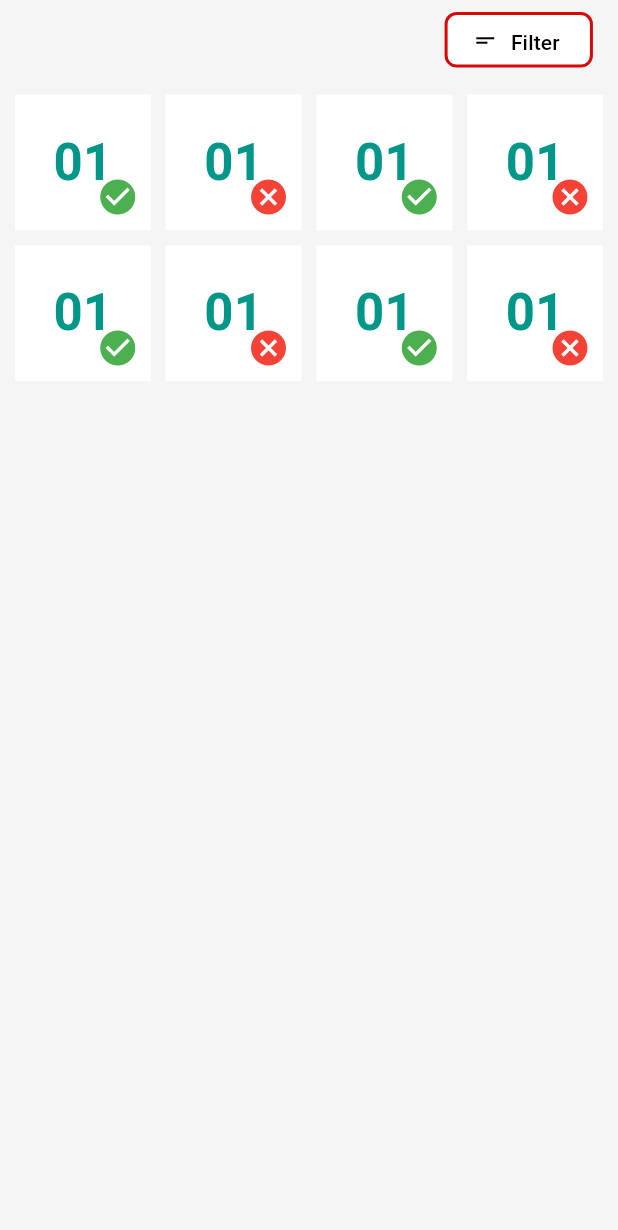
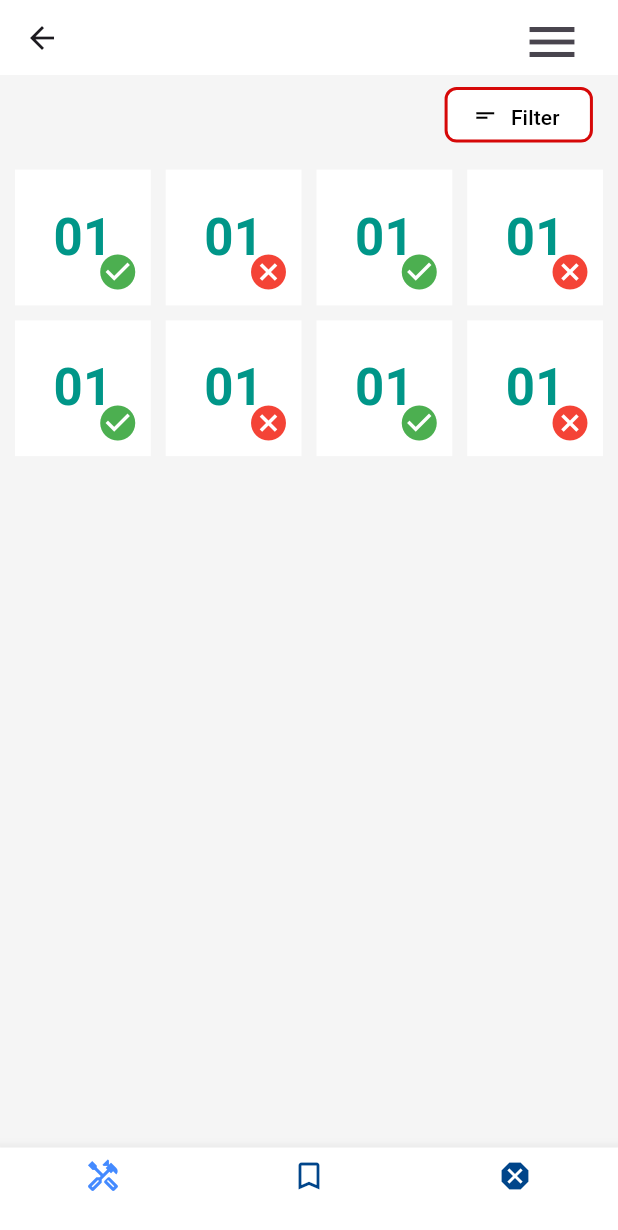
Before and after one commit to bharathkrdude/surabhi, a Flutter app: the screen it shows after launch, after a tap on "login", on a phone screen of 412 x 824 dp. Shown: the top 1230 px of the screen. Run offline on Flutter 3.47's test engine with Material 3 defaults, Android fonts, the phone set to English and light mode, and no system bars.

Commit message:
botttom navigation updated menu

```diff
--- a/lib/main.dart
+++ b/lib/main.dart
@@ -11,6 +11,7 @@ class MyApp extends StatelessWidget {
   @override
   Widget build(BuildContext context) {
     return MaterialApp(
+      debugShowCheckedModeBanner: false,
       title: 'Flutter Demo',
       theme: ThemeData(
 
@@ -18,7 +19,7 @@ class MyApp extends StatelessWidget {
         colorScheme: ColorScheme.fromSeed(seedColor: Colors.deepPurple),
         useMaterial3: true,
       ),
-      home:  SplashScreen()
+      home:  const SplashScreen()
     );
   }
 }
--- a/lib/view/screens/bookscreen/screen_maintain.dart
+++ b/lib/view/screens/bookscreen/screen_maintain.dart
@@ -17,9 +17,9 @@ class ScreenMaintain extends StatelessWidget {
               Row(
                 children: [
                   SizedBox(width: MediaQuery.of(context).size.width * 0.7),
-                  Padding(
-                    padding: const EdgeInsets.all(8.0),
-                    child: const TextButtonWidget(),
+                  const Padding(
+                    padding: EdgeInsets.all(8.0),
+                    child: TextButtonWidget(),
                   ),
                 ],
               ),
@@ -27,7 +27,7 @@ class ScreenMaintain extends StatelessWidget {
               GridView.count(
                 crossAxisCount: 4, // 4 items per row
                 shrinkWrap: true, // Makes the GridView take only necessary space
-                physics: NeverScrollableScrollPhysics(), // Prevent GridView scrolling inside SingleChildScrollView
+                physics: const NeverScrollableScrollPhysics(), // Prevent GridView scrolling inside SingleChildScrollView
                 crossAxisSpacing: 10, // Space between columns
                 mainAxisSpacing: 10, // Space between rows
                 padding: const EdgeInsets.all(10), // Padding around the GridView
@@ -52,12 +52,14 @@ class CustomContainerWithMark extends StatelessWidget {
   @override
   Widget build(BuildContext context) {
     return Container(
-      height: MediaQuery.of(context).size.height * 0.13,
+
+      height: MediaQuery.of(context).size.height * 0.2,
       width: MediaQuery.of(context).size.width * 0.28,
       color: Colors.white,
       child: Stack(
         children: [
-          Center(
+          const Align(
+            alignment: Alignment.center,
             child: Text(
               "01", // You can replace this with dynamic content
               style: TextStyle(
@@ -67,6 +69,7 @@ class CustomContainerWithMark extends StatelessWidget {
               ),
             ),
           ),
+
           // Positioned Icon in the bottom-right corner
           Align(
             alignment: Alignment.bottomRight, // Aligns the icon to the bottom-right corner
--- /dev/null
+++ b/lib/view/screens/botttomnavigation/bottom_navigation_widget.dart
@@ -0,0 +1,143 @@
+import 'package:flutter/material.dart';
+import 'package:surabhi/constants/colors.dart';
+import 'package:surabhi/view/screens/bookscreen/screen_maintain.dart';
+import 'package:surabhi/view/screens/botttomnavigation/constants.dart';
+import 'package:surabhi/view/screens/login/login_screen.dart';
+
+class BottomNavigationWidget extends StatefulWidget {
+  const BottomNavigationWidget({super.key});
+
+  @override
+  _BottomNavigationWidgetState createState() => _BottomNavigationWidgetState();
+}
+
+class _BottomNavigationWidgetState extends State<BottomNavigationWidget> {
+  int _currentIndex = 0;
+
+  final List<Widget> _screens = [
+   ScreenMaintain(),
+    LoginScreen(),
+     ScreenMaintain(),
+  ];
+
+  void _onTabTapped(int index) {
+    setState(() {
+      _currentIndex = index;
+    });
+  }
+
+  @override
+  Widget build(BuildContext context) {
+    return Scaffold(
+      backgroundColor: backgroundColorgrey,
+      appBar: AppBar(
+        surfaceTintColor: Colors.white,
+        backgroundColor: white,
+
+        toolbarHeight: 50, // Increased toolbar height
+
+        actions: [
+          Builder(
+            builder: (context) => Padding(
+              padding: const EdgeInsets.only(right: 16.0), // Adjusted padding for menu
+              child: IconButton(
+                iconSize: 40, // Increased icon size
+                icon: const Icon(Icons.menu),
+                onPressed: () {
+                  Scaffold.of(context).openEndDrawer();
+                },
+              ),
+            ),
+          ),
+        ],
+      ),
+      endDrawer: Drawer( width: MediaQuery.of(context).size.width * 0.6,
+        surfaceTintColor: white,
+        backgroundColor: backgroundColorWhite,
+        child: SizedBox(
+          width: MediaQuery.of(context).size.width * 0.5,
+          child: Column(
+            children: <Widget>[
+               DrawerHeader(
+                decoration: BoxDecoration(
+                  color: backgroundColorWhite,
+                ),
+                child: Container(
+                  child: Image.asset("assets/images/large-removebg-preview.png"),
+                ),
+              ),
+              ListTile(
+                leading: const Icon(Icons.home,color: primaryButton,size: 26,),
+                title: const Text('Home',style: TextStyles.drawerText,),
+                onTap: () {
+                  Navigator.pop(context);
+                  setState(() {
+                    _currentIndex = 0;
+                  });
+                },
+              ),
+              ListTile(
+                leading: const Icon(Icons.search,color: primaryButton,size: 26,),
+                title: const Text('Search',style: TextStyles.drawerText,),
+                onTap: () {
+                  Navigator.pop(context);
+                  setState(() {
+                    _currentIndex = 1;
+                  });
+                },
+              ),
+              ListTile(
+                leading: const Icon(Icons.notifications,color: primaryButton,size: 26,),
+                title: const Text('Notifications',style: TextStyles.drawerText,),
+                onTap: () {
+                  Navigator.pop(context);
+                  setState(() {
+                    _currentIndex = 2;
+                  });
+                },
+              ),
+              ListTile(
+                leading: const Icon(Icons.person,color: primaryButton,size: 26,),
+                title: const Text('Profile',style: TextStyles.drawerText,),
+                onTap: () {
+                  Navigator.pop(context);
+                  setState(() {
+                    _currentIndex = 3;
+                  });
+                },
+              ),
+            ],
+          ),
+        ),
+      ),
+      body: IndexedStack(
+        index: _currentIndex,
+        children: _screens,
+      ),
+      bottomNavigationBar: BottomNavigationBar(
+        currentIndex: _currentIndex,
+        onTap: _onTabTapped,
+        unselectedItemColor: primaryButton,
+        unselectedIconTheme: const IconThemeData(color: primaryButton),
+        backgroundColor: backgroundColorWhite,
+        type: BottomNavigationBarType.fixed,
+        fixedColor: Colors.blueAccent,
+        items: const [
+          BottomNavigationBarItem(
+            icon: Icon(Icons.handyman_outlined),
+            label: '',
+          ),
+          BottomNavigationBarItem(
+            icon: Icon(Icons.bookmark_border_outlined),
+            label: '',
+          ),
+
+          BottomNavigationBarItem(
+            icon: Icon(Icons.dangerous),
+            label: '',
+          ),
+        ],
+      ),
+    );
+  }
+}
--- /dev/null
+++ b/lib/view/screens/botttomnavigation/constants.dart
@@ -0,0 +1,90 @@
+import 'package:flutter/material.dart';
+import 'package:surabhi/constants/colors.dart';
+
+class AppSizes {
+  // This function returns the screen width based on the context
+  static double getScreenWidth(BuildContext context) {
+    return MediaQuery.of(context).size.width;
+  }
+}
+
+const kHeight10 = SizedBox(height: 10);
+const kHeight5 = SizedBox(height: 5);
+const kHeight20 = SizedBox(height: 20);
+const kHeight25 = SizedBox(height: 25);
+
+const kHeight15 = SizedBox(height: 15);
+
+const kHeight30 = SizedBox(height: 30);
+const kHeight35 = SizedBox(height: 35);
+const kHeight40 = SizedBox(height: 40);
+const kHeight50 = SizedBox(height: 50);
+const kWidth5 = SizedBox(width: 5);
+const kWidth25 = SizedBox(width: 25);
+const kWidth10 = SizedBox(width: 10);
+const kWidth15 = SizedBox(width: 15);
+const kWidth20 = SizedBox(width: 20);
+const kWidth30 = SizedBox(width: 30);
+const kWidth40 = SizedBox(width: 40);
+const kWidth50 = SizedBox(width: 50);
+
+
+// Textstyles
+class TextStyles {
+  static const TextStyle heading1 = TextStyle(
+    fontSize: 32.0,
+    fontWeight: FontWeight.bold,
+    color: Colors.black,
+  );
+
+  static const TextStyle heading2 = TextStyle(
+    fontSize: 17.0,
+    fontWeight: FontWeight.bold,
+    color: Colors.black,
+  );
+  static const TextStyle bodyTextWhite = TextStyle(
+    fontSize: 18.0,
+    fontWeight: FontWeight.bold,
+    color: Colors.white,
+  );
+   static const TextStyle bodyTextWhite2 = TextStyle(
+    fontSize: 16.0,
+    fontWeight: FontWeight.bold,
+    color: Colors.white,
+  );
+static const TextStyle heading3 = TextStyle(
+    fontSize: 18.0,
+    fontWeight: FontWeight.bold,
+    color: Colors.black,
+
+  );
+  static const TextStyle bodyText = TextStyle(
+    fontSize: 16.0,
+    fontWeight: FontWeight.normal,
+    color: Colors.grey,
+  );
+
+  static const TextStyle hintTextStyle1 = TextStyle(
+    fontSize: 10.0,
+    fontWeight: FontWeight.w500,
+    color: Colors.grey,
+  );
+
+  // Add hint text style with grey color
+  static const TextStyle hintTextStyle2 = TextStyle(
+    fontSize: 13.0,
+    fontWeight: FontWeight.w800,
+    color: Colors.black,
+  );
+  static const TextStyle drawerText = TextStyle(
+    fontSize: 20.0,
+    fontWeight: FontWeight.w800,
+    color: primaryButton,
+  );
+  static const TextStyle bodySmall = TextStyle(
+    fontSize: 16.0,
+    fontWeight: FontWeight.normal,
+    color: Colors.black,  // Hint text color set to grey
+  );
+
+}
--- a/lib/view/screens/inverted_container.dart
+++ b/lib/view/screens/inverted_container.dart
@@ -1,5 +1,4 @@
 import 'package:flutter/material.dart';
-import 'package:surabhi/view/screens/login/login_screen.dart';
 import 'package:surabhi/view/screens/login/widgets/clipped_container.dart';
 
 class SmoothContainerWithImage extends StatelessWidget {
@@ -29,7 +28,7 @@ class SmoothContainerWithImage extends StatelessWidget {
                 imageUrl,
                 fit: BoxFit.cover,
                 errorBuilder: (context, error, stackTrace) {
-                  return Center(child: Icon(Icons.error, color: Colors.white));
+                  return const Center(child: Icon(Icons.error, color: Colors.white));
                 },
               ),
             ),
--- a/lib/view/screens/login/login_screen.dart
+++ b/lib/view/screens/login/login_screen.dart
@@ -4,9 +4,11 @@ import 'package:surabhi/view/screens/login/widgets/clipped_container.dart';
 
 
 class LoginScreen extends StatelessWidget {
+  const LoginScreen({super.key});
+
   @override
   Widget build(BuildContext context) {
-    return Scaffold(
+    return const Scaffold(
       resizeToAvoidBottomInset: true, // Ensure layout resizes when keyboard appears
       body: SmoothContainerWithImage(
         height: 0.5,
--- a/lib/view/screens/login/widgets/clipped_container.dart
+++ b/lib/view/screens/login/widgets/clipped_container.dart
@@ -1,8 +1,6 @@
-
-
 import 'package:flutter/material.dart';
 import 'package:surabhi/constants/colors.dart';
-import 'package:surabhi/view/screens/bookscreen/screen_maintain.dart';
+import 'package:surabhi/view/screens/main/screen_main.dart';
 import 'package:surabhi/view/widgets/primary_button_widget.dart';
 
 class SmoothContainerWithImage extends StatelessWidget {
@@ -12,31 +10,30 @@ class SmoothContainerWithImage extends StatelessWidget {
 
   const SmoothContainerWithImage({
     Key? key,
-    this.height = 0.5,
+    this.height = 0.3, // Adjusted height to a smaller value
     this.color = Colors.blue,
     this.imageUrl = "https://shorturl.at/dtmRa",
   }) : super(key: key);
 
   @override
   Widget build(BuildContext context) {
-    return Column(
+    return SingleChildScrollView( // Moved SingleChildScrollView here to cover entire page
+      child: Column(
         children: [
           ClipPath(
             clipper: SmoothClipper(),
             child: Container(
               width: double.infinity,
-            height: MediaQuery.of(context).size.height * height,
+              height: MediaQuery.of(context).size.height * height, // Smaller height for the top container
               color: color,
-
             ),
           ),
-        const Expanded(
-          child: Padding(
-            padding: EdgeInsets.all(8.0),
-            child:LoginForm()
-          ),
+          Padding(
+            padding: const EdgeInsets.all(8.0),
+            child: const LoginForm(),
           ),
         ],
+      ),
     );
   }
 }
@@ -51,8 +48,6 @@ class SmoothClipper extends CustomClipper<Path> {
       size.height * 0.95,
       size.width * 0.5,
       size.height * 0.9,
-
-
     );
     path.quadraticBezierTo(
       size.width * 0.75,
@@ -68,7 +63,6 @@ class SmoothClipper extends CustomClipper<Path> {
   bool shouldReclip(CustomClipper<Path> oldClipper) => false;
 }
 
-
 class LoginForm extends StatelessWidget {
   const LoginForm({
     super.key,
@@ -76,8 +70,7 @@ class LoginForm extends StatelessWidget {
 
   @override
   Widget build(BuildContext context) {
-    return SingleChildScrollView(
-      child: Column(
+    return Column(
       crossAxisAlignment: CrossAxisAlignment.start,
       children: [
         TextField(
@@ -116,11 +109,16 @@ class LoginForm extends StatelessWidget {
         const SizedBox(height: 20),
         Padding(
           padding: const EdgeInsets.all(8.0),
-            child: PrimaryButtonWidget(title: "login", onPressed: () { Navigator.of(context).push(
+          child: PrimaryButtonWidget(
+            title: "login",
+            onPressed: () {
+              Navigator.of(context).push(
                 MaterialPageRoute(
-          builder: (context) =>   ScreenMaintain(),
+                  builder: (context) => const ScreenMain(),
                 ),
-      );}),
+              );
+            }
+          ),
         ),
         const SizedBox(height: 20),
         Center(
@@ -135,7 +133,6 @@ class LoginForm extends StatelessWidget {
           ),
         ),
       ],
-      ),
     );
   }
 }
--- a/lib/view/screens/login/widgets/textbutton_widget.dart
+++ b/lib/view/screens/login/widgets/textbutton_widget.dart
@@ -11,7 +11,7 @@ class TextButtonWidget extends StatelessWidget {
       decoration: BoxDecoration(
         color: Colors.white,
         border: Border.all(
-          color: Color.fromARGB(255, 214, 8, 8),
+          color: const Color.fromARGB(255, 214, 8, 8),
           width: 2,
         ),
         borderRadius: BorderRadius.circular(8),
--- /dev/null
+++ b/lib/view/screens/main/screen_main.dart
@@ -0,0 +1,16 @@
+import 'package:flutter/material.dart';
+import 'package:surabhi/view/screens/botttomnavigation/bottom_navigation_widget.dart';
+
+class ScreenMain extends StatelessWidget {
+  const ScreenMain({super.key});
+
+  @override
+  Widget build(BuildContext context) {
+    return  const SafeArea(
+      child: Scaffold(
+
+        bottomNavigationBar: BottomNavigationWidget(),
+      ),
+    );
+  }
+}
--- a/lib/view/screens/splash/screen_splash.dart
+++ b/lib/view/screens/splash/screen_splash.dart
@@ -14,7 +14,7 @@ class SplashScreen extends StatelessWidget {
     Timer(const Duration(seconds: 3), () {
       Navigator.of(context).pushReplacement(
         MaterialPageRoute(
-          builder: (context) =>   LoginScreen(),
+          builder: (context) =>   const LoginScreen(),
         ),
       );
     });
```
Lines whose indentation alone changed are shown as unchanged.
